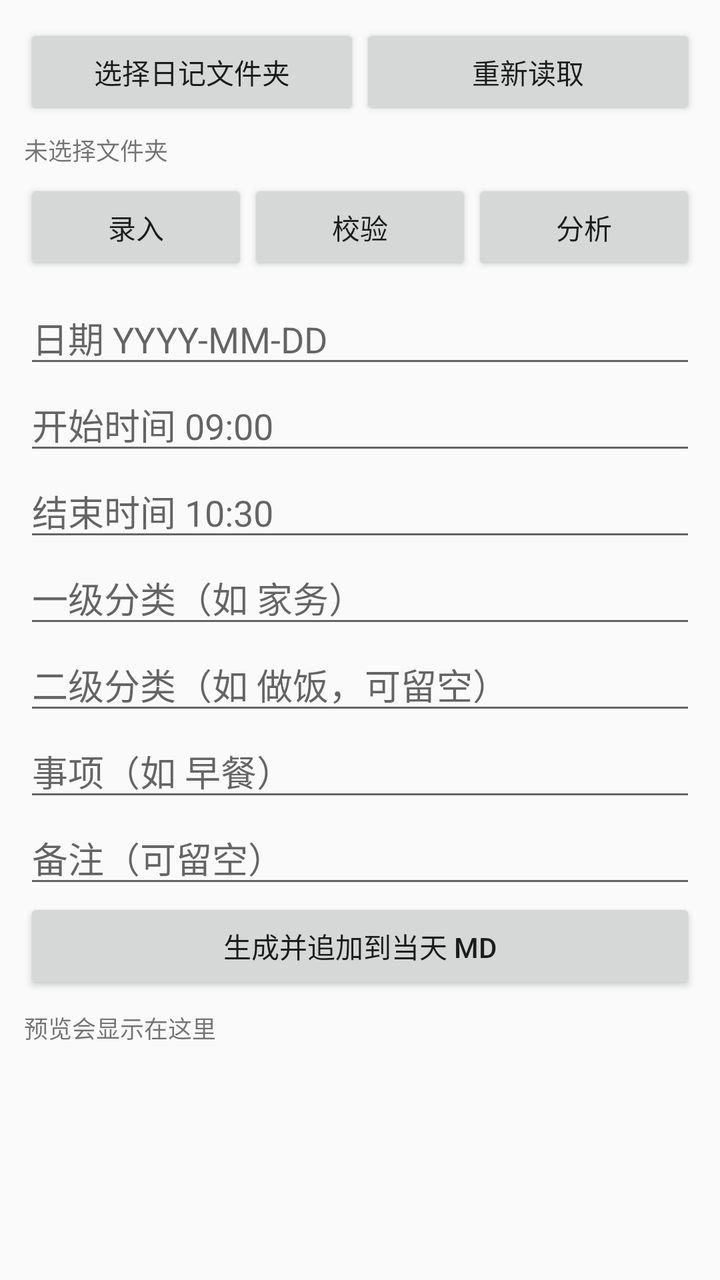
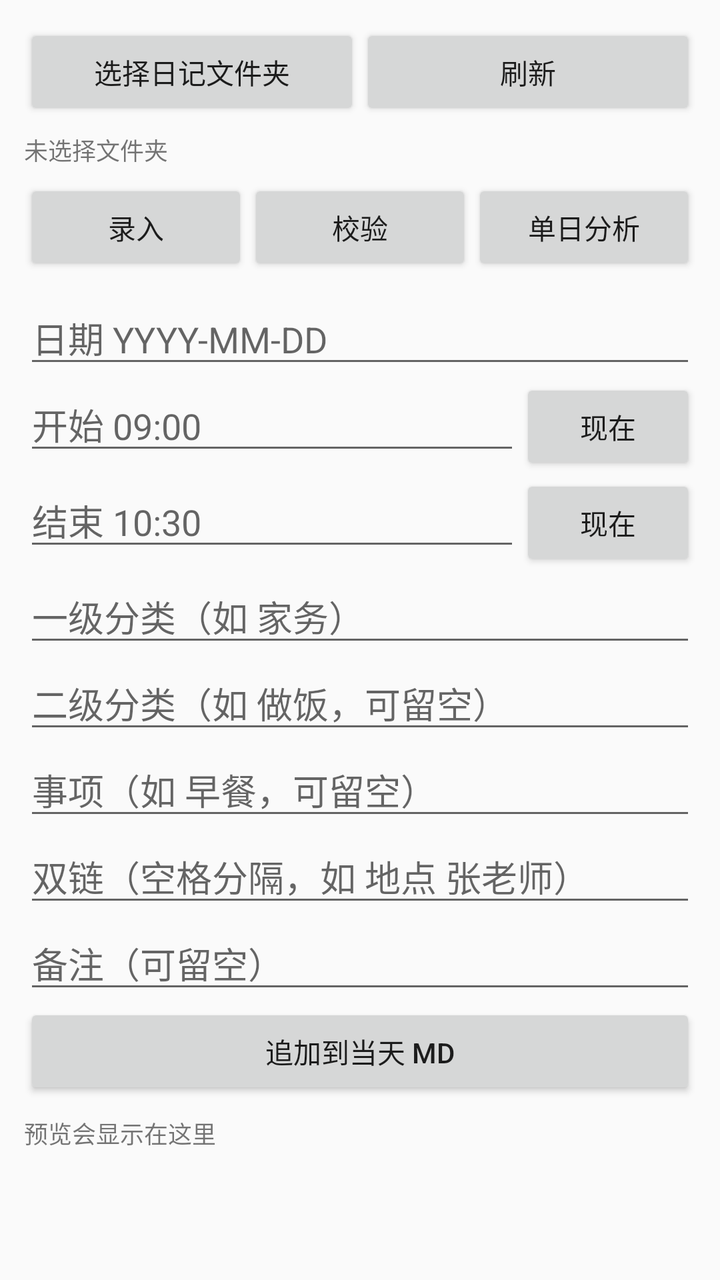

Two renders of the same Android screen: before a commit and after it. Below are the layout's source before the change and the commit's diff.
<!-- AndroidManifest.xml: application theme AppTheme -->
<!-- res/layout/activity_main.xml -->
<?xml version="1.0" encoding="utf-8"?>
<LinearLayout xmlns:android="http://schemas.android.com/apk/res/android"
    android:layout_width="match_parent"
    android:layout_height="match_parent"
    android:orientation="vertical"
    android:padding="12dp">

    <LinearLayout
        android:layout_width="match_parent"
        android:layout_height="wrap_content"
        android:orientation="horizontal">

        <Button
            android:id="@+id/btnPickFolder"
            android:layout_width="0dp"
            android:layout_height="wrap_content"
            android:layout_weight="1"
            android:text="选择日记文件夹" />

        <Button
            android:id="@+id/btnReload"
            android:layout_width="0dp"
            android:layout_height="wrap_content"
            android:layout_weight="1"
            android:text="重新读取" />
    </LinearLayout>

    <TextView
        android:id="@+id/tvFolder"
        android:layout_width="match_parent"
        android:layout_height="wrap_content"
        android:paddingTop="6dp"
        android:paddingBottom="6dp"
        android:text="未选择文件夹"
        android:textSize="12sp" />

    <LinearLayout
        android:layout_width="match_parent"
        android:layout_height="wrap_content"
        android:orientation="horizontal">

        <Button
            android:id="@+id/tabInput"
            android:layout_width="0dp"
            android:layout_height="wrap_content"
            android:layout_weight="1"
            android:text="录入" />

        <Button
            android:id="@+id/tabCheck"
            android:layout_width="0dp"
            android:layout_height="wrap_content"
            android:layout_weight="1"
            android:text="校验" />

        <Button
            android:id="@+id/tabStats"
            android:layout_width="0dp"
            android:layout_height="wrap_content"
            android:layout_weight="1"
            android:text="分析" />
    </LinearLayout>

    <ScrollView
        android:layout_width="match_parent"
        android:layout_height="0dp"
        android:layout_weight="1"
        android:fillViewport="true">

        <LinearLayout
            android:layout_width="match_parent"
            android:layout_height="wrap_content"
            android:orientation="vertical">

            <LinearLayout
                android:id="@+id/panelInput"
                android:layout_width="match_parent"
                android:layout_height="wrap_content"
                android:orientation="vertical"
                android:paddingTop="8dp">

                <EditText
                    android:id="@+id/etDate"
                    android:layout_width="match_parent"
                    android:layout_height="wrap_content"
                    android:hint="日期 YYYY-MM-DD"
                    android:inputType="date" />

                <EditText
                    android:id="@+id/etStart"
                    android:layout_width="match_parent"
                    android:layout_height="wrap_content"
                    android:hint="开始时间 09:00"
                    android:inputType="text" />

                <EditText
                    android:id="@+id/etEnd"
                    android:layout_width="match_parent"
                    android:layout_height="wrap_content"
                    android:hint="结束时间 10:30"
                    android:inputType="text" />

                <EditText
                    android:id="@+id/etL1"
                    android:layout_width="match_parent"
                    android:layout_height="wrap_content"
                    android:hint="一级分类（如 家务）"
                    android:inputType="text" />

                <EditText
                    android:id="@+id/etL2"
                    android:layout_width="match_parent"
                    android:layout_height="wrap_content"
                    android:hint="二级分类（如 做饭，可留空）"
                    android:inputType="text" />

                <EditText
                    android:id="@+id/etTitle"
                    android:layout_width="match_parent"
                    android:layout_height="wrap_content"
                    android:hint="事项（如 早餐）"
                    android:inputType="text" />

                <EditText
                    android:id="@+id/etNote"
                    android:layout_width="match_parent"
                    android:layout_height="wrap_content"
                    android:hint="备注（可留空）"
                    android:inputType="textMultiLine"
                    android:maxLines="3" />

                <Button
                    android:id="@+id/btnSave"
                    android:layout_width="match_parent"
                    android:layout_height="wrap_content"
                    android:text="生成并追加到当天 md" />

                <TextView
                    android:id="@+id/tvPreview"
                    android:layout_width="match_parent"
                    android:layout_height="wrap_content"
                    android:paddingTop="8dp"
                    android:text="预览会显示在这里"
                    android:textSize="12sp"
                    android:typeface="monospace" />
            </LinearLayout>

            <LinearLayout
                android:id="@+id/panelCheck"
                android:layout_width="match_parent"
                android:layout_height="wrap_content"
                android:orientation="vertical"
                android:paddingTop="8dp"
                android:visibility="gone">

                <Button
                    android:id="@+id/btnCheck"
                    android:layout_width="match_parent"
                    android:layout_height="wrap_content"
                    android:text="校验时间重叠" />

                <TextView
                    android:id="@+id/tvCheck"
                    android:layout_width="match_parent"
                    android:layout_height="wrap_content"
                    android:paddingTop="8dp"
                    android:text="读取后点上面的按钮校验"
                    android:textIsSelectable="true"
                    android:textSize="13sp" />
            </LinearLayout>

            <LinearLayout
                android:id="@+id/panelStats"
                android:layout_width="match_parent"
                android:layout_height="wrap_content"
                android:orientation="vertical"
                android:paddingTop="8dp"
                android:visibility="gone">

                <LinearLayout
                    android:layout_width="match_parent"
                    android:layout_height="wrap_content"
                    android:orientation="horizontal">

                    <Button
                        android:id="@+id/btnPrev"
                        android:layout_width="48dp"
                        android:layout_height="wrap_content"
                        android:text="‹" />

                    <Button
                        android:id="@+id/pDay"
                        android:layout_width="0dp"
                        android:layout_height="wrap_content"
                        android:layout_weight="1"
                        android:text="日" />

                    <Button
                        android:id="@+id/pWeek"
                        android:layout_width="0dp"
                        android:layout_height="wrap_content"
                        android:layout_weight="1"
                        android:text="周" />

                    <Button
                        android:id="@+id/pMonth"
                        android:layout_width="0dp"
                        android:layout_height="wrap_content"
                        android:layout_weight="1"
                        android:text="月" />

                    <Button
                        android:id="@+id/pYear"
                        android:layout_width="0dp"
                        android:layout_height="wrap_content"
                        android:layout_weight="1"
                        android:text="年" />

                    <Button
                        android:id="@+id/btnNext"
                        android:layout_width="48dp"
                        android:layout_height="wrap_content"
                        android:text="›" />
                </LinearLayout>

                <TextView
                    android:id="@+id/tvStats"
                    android:layout_width="match_parent"
                    android:layout_height="wrap_content"
                    android:paddingTop="8dp"
                    android:text="读取后选择日 / 周 / 月 / 年"
                    android:textIsSelectable="true"
                    android:textSize="13sp" />
            </LinearLayout>
        </LinearLayout>
    </ScrollView>
</LinearLayout>
<!-- resources referenced by this layout -->
<resources>
  <style name="AppTheme" parent="Theme.AppCompat.Light.NoActionBar">
          <item name="colorPrimary">#185FA5</item>
          <item name="colorPrimaryDark">#0C447C</item>
          <item name="colorAccent">#185FA5</item>
      </style>
</resources>

<!-- the commit's change to res/layout/activity_main.xml (unified diff, before → after) -->
@@ -22,7 +22,7 @@
             android:layout_width="0dp"
             android:layout_height="wrap_content"
             android:layout_weight="1"
-            android:text="重新读取" />
+            android:text="刷新" />
     </LinearLayout>
 
     <TextView
@@ -58,7 +58,7 @@
             android:layout_width="0dp"
             android:layout_height="wrap_content"
             android:layout_weight="1"
-            android:text="分析" />
+            android:text="单日分析" />
     </LinearLayout>
 
     <ScrollView
@@ -72,6 +72,7 @@
             android:layout_height="wrap_content"
             android:orientation="vertical">
 
+            
             <LinearLayout
                 android:id="@+id/panelInput"
                 android:layout_width="match_parent"
@@ -86,19 +87,45 @@
                     android:hint="日期 YYYY-MM-DD"
                     android:inputType="date" />
 
-                <EditText
-                    android:id="@+id/etStart"
-                    android:layout_width="match_parent"
-                    android:layout_height="wrap_content"
-                    android:hint="开始时间 09:00"
-                    android:inputType="text" />
-
-                <EditText
-                    android:id="@+id/etEnd"
-                    android:layout_width="match_parent"
-                    android:layout_height="wrap_content"
-                    android:hint="结束时间 10:30"
-                    android:inputType="text" />
+                <LinearLayout
+                    android:layout_width="match_parent"
+                    android:layout_height="wrap_content"
+                    android:orientation="horizontal">
+
+                    <EditText
+                        android:id="@+id/etStart"
+                        android:layout_width="0dp"
+                        android:layout_height="wrap_content"
+                        android:layout_weight="1"
+                        android:hint="开始 09:00"
+                        android:inputType="time" />
+
+                    <Button
+                        android:id="@+id/btnNowStart"
+                        android:layout_width="wrap_content"
+                        android:layout_height="wrap_content"
+                        android:text="现在" />
+                </LinearLayout>
+
+                <LinearLayout
+                    android:layout_width="match_parent"
+                    android:layout_height="wrap_content"
+                    android:orientation="horizontal">
+
+                    <EditText
+                        android:id="@+id/etEnd"
+                        android:layout_width="0dp"
+                        android:layout_height="wrap_content"
+                        android:layout_weight="1"
+                        android:hint="结束 10:30"
+                        android:inputType="time" />
+
+                    <Button
+                        android:id="@+id/btnNowEnd"
+                        android:layout_width="wrap_content"
+                        android:layout_height="wrap_content"
+                        android:text="现在" />
+                </LinearLayout>
 
                 <EditText
                     android:id="@+id/etL1"
@@ -118,7 +145,14 @@
                     android:id="@+id/etTitle"
                     android:layout_width="match_parent"
                     android:layout_height="wrap_content"
-                    android:hint="事项（如 早餐）"
+                    android:hint="事项（如 早餐，可留空）"
+                    android:inputType="text" />
+
+                <EditText
+                    android:id="@+id/etLinks"
+                    android:layout_width="match_parent"
+                    android:layout_height="wrap_content"
+                    android:hint="双链（空格分隔，如 地点 张老师）"
                     android:inputType="text" />
 
                 <EditText
@@ -133,7 +167,7 @@
                     android:id="@+id/btnSave"
                     android:layout_width="match_parent"
                     android:layout_height="wrap_content"
-                    android:text="生成并追加到当天 md" />
+                    android:text="追加到当天 md" />
 
                 <TextView
                     android:id="@+id/tvPreview"
@@ -141,10 +175,12 @@
                     android:layout_height="wrap_content"
                     android:paddingTop="8dp"
                     android:text="预览会显示在这里"
+                    android:textIsSelectable="true"
                     android:textSize="12sp"
                     android:typeface="monospace" />
             </LinearLayout>
 
+            
             <LinearLayout
                 android:id="@+id/panelCheck"
                 android:layout_width="match_parent"
@@ -153,22 +189,24 @@
                 android:paddingTop="8dp"
                 android:visibility="gone">
 
-                <Button
-                    android:id="@+id/btnCheck"
-                    android:layout_width="match_parent"
-                    android:layout_height="wrap_content"
-                    android:text="校验时间重叠" />
+                <TextView
+                    android:id="@+id/tvCheckDate"
+                    android:layout_width="match_parent"
+                    android:layout_height="wrap_content"
+                    android:textSize="13sp"
+                    android:textStyle="bold" />
 
                 <TextView
                     android:id="@+id/tvCheck"
                     android:layout_width="match_parent"
                     android:layout_height="wrap_content"
                     android:paddingTop="8dp"
-                    android:text="读取后点上面的按钮校验"
+                    android:text="读取后显示当天的重叠"
                     android:textIsSelectable="true"
                     android:textSize="13sp" />
             </LinearLayout>
 
+            
             <LinearLayout
                 android:id="@+id/panelStats"
                 android:layout_width="match_parent"
@@ -183,41 +221,22 @@
                     android:orientation="horizontal">
 
                     <Button
-                        android:id="@+id/btnPrev"
+                        android:id="@+id/btnPrevDay"
                         android:layout_width="48dp"
                         android:layout_height="wrap_content"
                         android:text="‹" />
 
-                    <Button
-                        android:id="@+id/pDay"
+                    <TextView
+                        android:id="@+id/tvStatsDate"
                         android:layout_width="0dp"
                         android:layout_height="wrap_content"
                         android:layout_weight="1"
-                        android:text="日" />
-
-                    <Button
-                        android:id="@+id/pWeek"
-                        android:layout_width="0dp"
-                        android:layout_height="wrap_content"
-                        android:layout_weight="1"
-                        android:text="周" />
-
-                    <Button
-                        android:id="@+id/pMonth"
-                        android:layout_width="0dp"
-                        android:layout_height="wrap_content"
-                        android:layout_weight="1"
-                        android:text="月" />
-
-                    <Button
-                        android:id="@+id/pYear"
-                        android:layout_width="0dp"
-                        android:layout_height="wrap_content"
-                        android:layout_weight="1"
-                        android:text="年" />
-
-                    <Button
-                        android:id="@+id/btnNext"
+                        android:gravity="center"
+                        android:textSize="15sp"
+                        android:textStyle="bold" />
+
+                    <Button
+                        android:id="@+id/btnNextDay"
                         android:layout_width="48dp"
                         android:layout_height="wrap_content"
                         android:text="›" />
@@ -228,9 +247,18 @@
                     android:layout_width="match_parent"
                     android:layout_height="wrap_content"
                     android:paddingTop="8dp"
-                    android:text="读取后选择日 / 周 / 月 / 年"
+                    android:text="读取后显示当天统计"
                     android:textIsSelectable="true"
                     android:textSize="13sp" />
+
+                <TextView
+                    android:id="@+id/tvFuture"
+                    android:layout_width="match_parent"
+                    android:layout_height="wrap_content"
+                    android:paddingTop="16dp"
+                    android:text="周 / 月 / 年分析将在后续版本加入"
+                    android:textSize="12sp"
+                    android:textStyle="italic" />
             </LinearLayout>
         </LinearLayout>
     </ScrollView>
